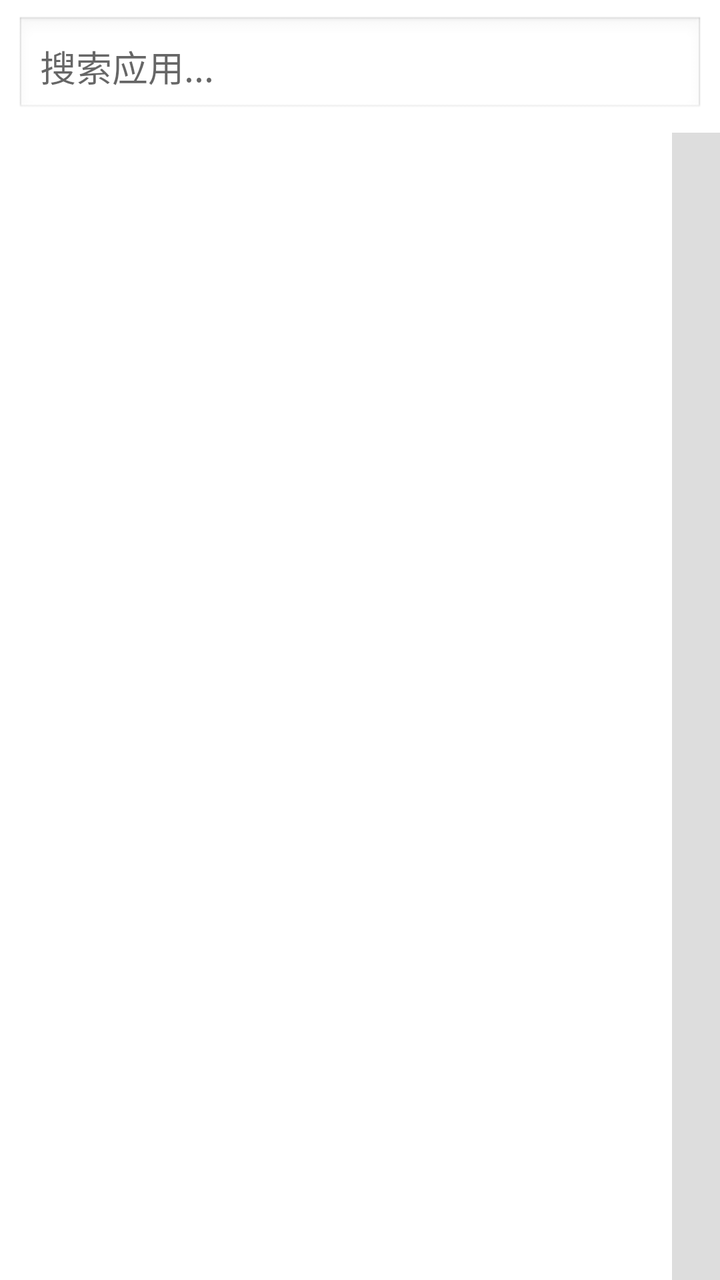
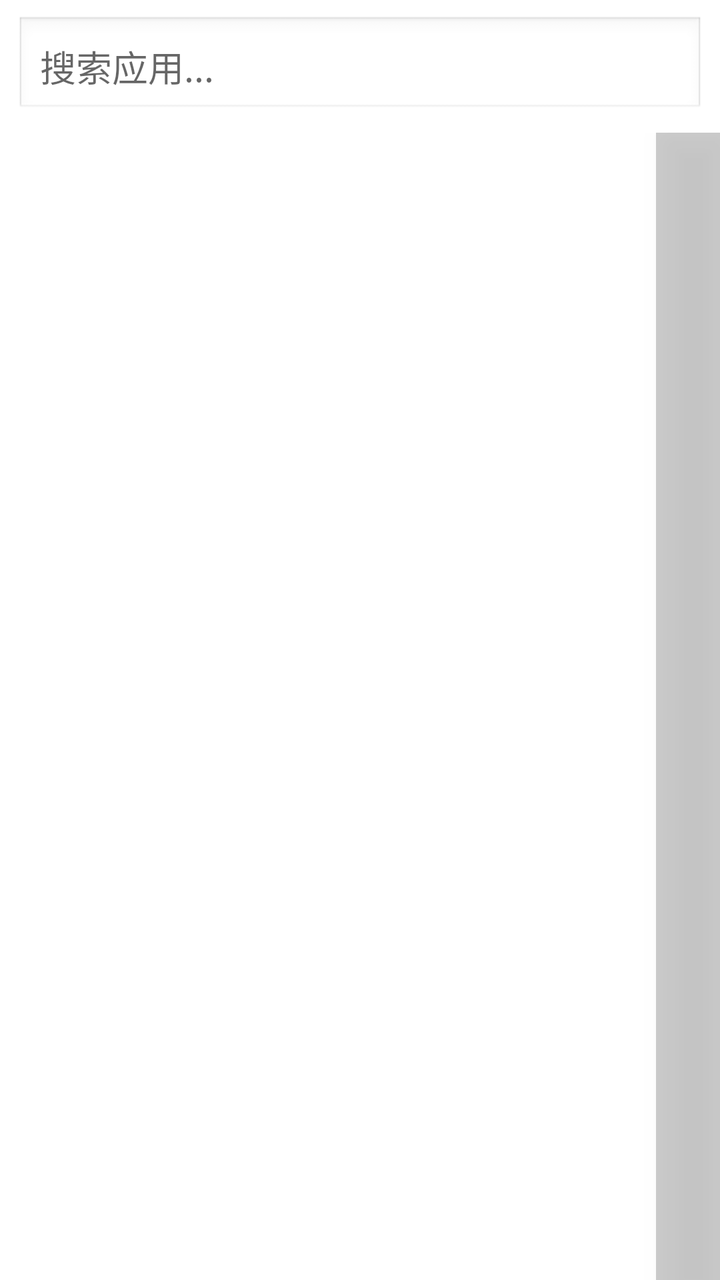

Before-and-after screenshots of an Android layout around one commit, followed by the original layout XML and the change that was made.
<!-- AndroidManifest.xml: application theme Theme.Carlistener -->
<!-- res/layout/dialog_app_list.xml -->
<?xml version="1.0" encoding="utf-8"?>
<LinearLayout xmlns:android="http://schemas.android.com/apk/res/android"
    android:layout_width="match_parent"
    android:layout_height="match_parent"
    android:orientation="vertical">

    
    <EditText
        android:id="@+id/searchEditText"
        android:layout_width="match_parent"
        android:layout_height="wrap_content"
        android:hint="搜索应用..."
        android:inputType="text"
        android:padding="12dp"
        android:layout_margin="8dp"
        android:background="@android:drawable/edit_text" />

    
    <RelativeLayout
        android:layout_width="match_parent"
        android:layout_height="0dp"
        android:layout_weight="1">

        <ListView
            android:id="@+id/appListView"
            android:layout_width="match_parent"
            android:layout_height="match_parent"
            android:layout_toStartOf="@+id/letterSidebar"
            android:fastScrollEnabled="false" />

        
        <LinearLayout
            android:id="@+id/letterSidebar"
            android:layout_width="24dp"
            android:layout_height="match_parent"
            android:layout_alignParentEnd="true"
            android:orientation="vertical"
            android:gravity="center"
            android:background="#22000000" />

    </RelativeLayout>

</LinearLayout>
<!-- resources referenced by this layout -->
<resources>
  <style name="Theme.Carlistener" parent="Theme.MaterialComponents.DayNight.DarkActionBar">
          
          <item name="colorPrimary">@color/purple_500</item>
          <item name="colorPrimaryVariant">@color/purple_700</item>
          <item name="colorOnPrimary">@color/white</item>
          
          <item name="colorSecondary">@color/teal_200</item>
          <item name="colorSecondaryVariant">@color/teal_700</item>
          <item name="colorOnSecondary">@color/black</item>
          
          <item name="android:statusBarColor">?attr/colorPrimaryVariant</item>
          
      </style>
  <color name="purple_500">#FF6200EE</color>
  <color name="purple_700">#FF3700B3</color>
  <color name="white">#FFFFFFFF</color>
  <color name="teal_200">#FF03DAC5</color>
  <color name="teal_700">#FF018786</color>
  <color name="black">#FF000000</color>
</resources>

<!-- the commit's change to res/layout/dialog_app_list.xml (unified diff, before → after) -->
@@ -31,12 +31,15 @@
         
         <LinearLayout
             android:id="@+id/letterSidebar"
-            android:layout_width="24dp"
+            android:layout_width="32dp"
             android:layout_height="match_parent"
             android:layout_alignParentEnd="true"
             android:orientation="vertical"
             android:gravity="center"
-            android:background="#22000000" />
+            android:clickable="true"
+            android:focusable="true"
+            android:background="#33000000"
+            android:elevation="8dp" />
 
     </RelativeLayout>
 
